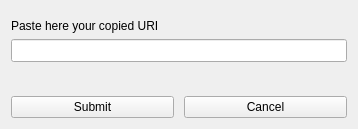
Before: the Qt Designer form Client/uriwidget.ui in emanuelemanciuria96/CollaborativePad_ClientServerSystem, drawn with Qt 5.
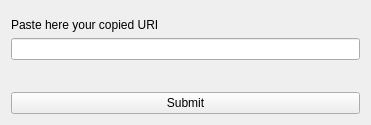
After: the same form once the commit is applied.

The edit to the form file:
```diff
--- a/Client/uriwidget.ui
+++ b/Client/uriwidget.ui
@@ -6,16 +6,17 @@
    <rect>
     <x>0</x>
     <y>0</y>
-    <width>358</width>
-    <height>129</height>
+    <width>371</width>
+    <height>125</height>
    </rect>
   </property>
   <property name="windowTitle">
    <string>UriWidget</string>
   </property>
-  <layout class="QVBoxLayout" name="verticalLayout_2">
-   <item>
     <layout class="QVBoxLayout" name="verticalLayout">
+   <property name="sizeConstraint">
+    <enum>QLayout::SetMinimumSize</enum>
+   </property>
      <item>
       <widget class="QLabel" name="label">
        <property name="maximumSize">
@@ -56,27 +57,11 @@
       </widget>
      </item>
      <item>
-      <layout class="QHBoxLayout" name="horizontalLayout">
-       <property name="spacing">
-        <number>10</number>
-       </property>
-       <item>
-        <widget class="QPushButton" name="submit">
+    <widget class="QPushButton" name="submitButton">
          <property name="text">
           <string>Submit</string>
          </property>
         </widget>
-       </item>
-       <item>
-        <widget class="QPushButton" name="cancel">
-         <property name="text">
-          <string>Cancel</string>
-         </property>
-        </widget>
-       </item>
-      </layout>
-     </item>
-    </layout>
    </item>
   </layout>
  </widget>
```
Lines whose indentation alone changed are shown as unchanged.
